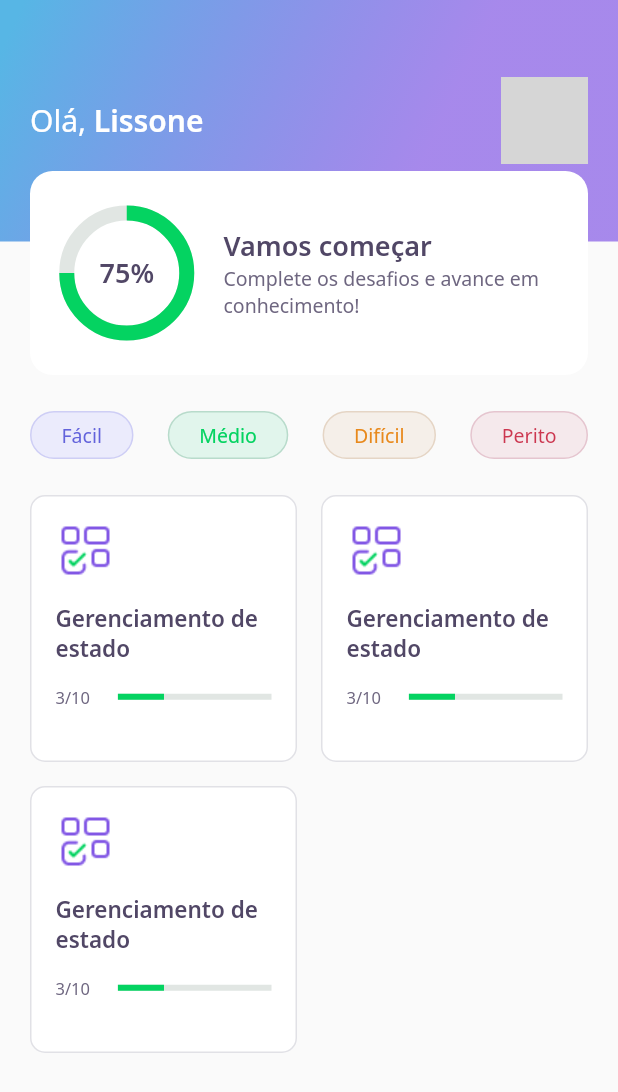
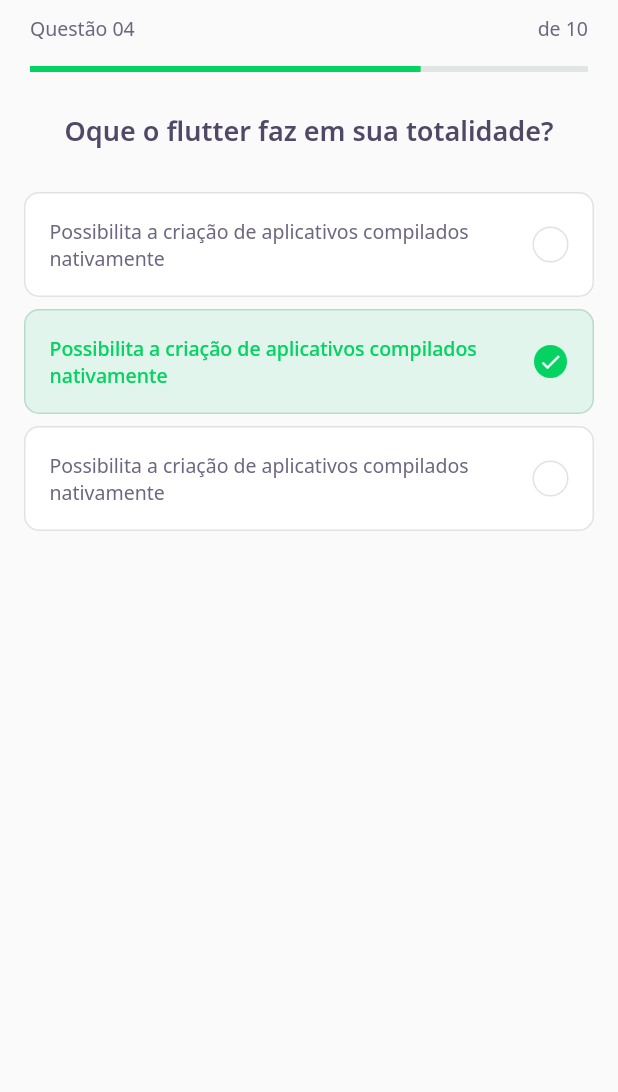
Before and after one commit to Lissone/devquiz, a Flutter app: the screen it shows after launch, on a phone screen of 412 x 824 dp. Shown: the top 1092 px of the screen. Run offline on Flutter 3.47's test engine with Material 2 defaults, Android fonts, the phone set to English and light mode, and no system bars; our stand-ins replace google_fonts; grey boxes are pictures that could not be loaded.

Commit message:
challenge page with awnsers

```diff
--- /dev/null
+++ b/lib/challenge/challenge_page.dart
@@ -0,0 +1,21 @@
+import 'package:DevQuiz/challenge/widgets/question_indicator/question_indicator_widget.dart';
+import 'package:DevQuiz/challenge/widgets/quiz/quiz_widget.dart';
+import 'package:flutter/material.dart';
+
+class ChallengePage extends StatefulWidget {
+  @override
+  _ChallengePageState createState() => _ChallengePageState();
+}
+
+class _ChallengePageState extends State<ChallengePage> {
+  @override
+  Widget build(BuildContext context) {
+    return Scaffold(
+      appBar: PreferredSize(
+        preferredSize: Size.fromHeight(60),
+        child: SafeArea(top: true, child: QuestionIndicatorWidget()),
+      ),
+      body: QuizWidget(title: "Oque o flutter faz em sua totalidade?"),
+    );
+  }
+}
--- /dev/null
+++ b/lib/challenge/widgets/awnser/awnser_widget.dart
@@ -0,0 +1,77 @@
+import 'package:DevQuiz/core/app_colors.dart';
+import 'package:DevQuiz/core/app_text_styles.dart';
+import 'package:flutter/material.dart';
+
+class AwnserWidget extends StatelessWidget {
+  final String title;
+  final bool isRight;
+  final bool isSelected;
+
+  const AwnserWidget(
+      {Key? key,
+      required this.title,
+      this.isRight = false,
+      this.isSelected = false})
+      : super(key: key);
+
+  Color get _selectedColorRight =>
+      isRight ? AppColors.darkGreen : AppColors.darkRed;
+
+  Color get _selectedBorderRight =>
+      isRight ? AppColors.lightGreen : AppColors.lightRed;
+
+  Color get _selectedColorCardRight =>
+      isRight ? AppColors.lightGreen : AppColors.lightRed;
+
+  Color get _selectedBorderCardRight =>
+      isRight ? AppColors.green : AppColors.red;
+
+  TextStyle get _selectedTextStyleRight =>
+      isRight ? AppTextStyles.bodyDarkGreen : AppTextStyles.bodyDarkRed;
+
+  IconData get _selectedIconRight => isRight ? Icons.check : Icons.close;
+
+  @override
+  Widget build(BuildContext context) {
+    return Padding(
+      padding: const EdgeInsets.symmetric(horizontal: 16, vertical: 4),
+      child: Container(
+        padding: EdgeInsets.all(16),
+        decoration: BoxDecoration(
+            color: isSelected ? _selectedColorCardRight : AppColors.white,
+            borderRadius: BorderRadius.circular(10),
+            border: Border.fromBorderSide(BorderSide(
+                color:
+                    isSelected ? _selectedBorderCardRight : AppColors.border))),
+        child: Row(
+          mainAxisAlignment: MainAxisAlignment.spaceBetween,
+          children: [
+            Expanded(
+                child: Text(title,
+                    style: isSelected
+                        ? _selectedTextStyleRight
+                        : AppTextStyles.body)),
+            Container(
+              width: 24,
+              height: 24,
+              decoration: BoxDecoration(
+                  color: isSelected ? _selectedColorRight : AppColors.white,
+                  borderRadius: BorderRadius.circular(500),
+                  border: Border.fromBorderSide(BorderSide(
+                      color: isSelected
+                          ? _selectedBorderRight
+                          : AppColors.border))),
+              child: isSelected
+                  ? Icon(
+                      _selectedIconRight,
+                      size: 16,
+                      color: Colors.white,
+                    )
+                  : null,
+            )
+          ],
+        ),
+      ),
+    );
+  }
+}
--- /dev/null
+++ b/lib/challenge/widgets/question_indicator/question_indicator_widget.dart
@@ -0,0 +1,25 @@
+import 'package:DevQuiz/core/app_text_styles.dart';
+import 'package:DevQuiz/shared/widgets/progress_indicator/progress_indicator_widget.dart';
+import 'package:flutter/material.dart';
+
+class QuestionIndicatorWidget extends StatelessWidget {
+  @override
+  Widget build(BuildContext context) {
+    return Container(
+      padding: const EdgeInsets.symmetric(horizontal: 20, vertical: 10),
+      child: Column(
+        children: [
+          Row(
+            mainAxisAlignment: MainAxisAlignment.spaceBetween,
+            children: [
+              Text("Questão 04", style: AppTextStyles.body),
+              Text("de 10", style: AppTextStyles.body)
+            ],
+          ),
+          SizedBox(height: 16),
+          ProgressIndicatorWidget(value: 0.7)
+        ],
+      ),
+    );
+  }
+}
--- /dev/null
+++ b/lib/challenge/widgets/quiz/quiz_widget.dart
@@ -0,0 +1,38 @@
+import 'package:DevQuiz/challenge/widgets/awnser/awnser_widget.dart';
+import 'package:DevQuiz/core/app_text_styles.dart';
+import 'package:flutter/material.dart';
+
+class QuizWidget extends StatelessWidget {
+  final String title;
+
+  const QuizWidget({Key? key, required this.title}) : super(key: key);
+
+  @override
+  Widget build(BuildContext context) {
+    return Container(
+      padding: EdgeInsets.symmetric(vertical: 15),
+      child: Column(
+        children: [
+          Text(
+            title,
+            style: AppTextStyles.heading,
+          ),
+          SizedBox(
+            height: 24,
+          ),
+          AwnserWidget(
+              title:
+                  "Possibilita a criação de aplicativos compilados nativamente"),
+          AwnserWidget(
+              isRight: true,
+              isSelected: true,
+              title:
+                  "Possibilita a criação de aplicativos compilados nativamente"),
+          AwnserWidget(
+              title:
+                  "Possibilita a criação de aplicativos compilados nativamente"),
+        ],
+      ),
+    );
+  }
+}
--- a/lib/core/app_widget.dart
+++ b/lib/core/app_widget.dart
@@ -1,3 +1,4 @@
+import 'package:DevQuiz/challenge/challenge_page.dart';
 import 'package:DevQuiz/home/home_page.dart';
 import 'package:DevQuiz/splash/splash_page.dart';
 import 'package:flutter/material.dart';
@@ -7,7 +8,7 @@ class AppWidget extends StatelessWidget {
   Widget build(BuildContext context) {
     return MaterialApp(
       title: "DevQuiz",
-      home: HomePage(),
+      home: ChallengePage(),
     );
   }
 }
--- a/lib/home/widgets/quiz_card/quiz_card_widget.dart
+++ b/lib/home/widgets/quiz_card/quiz_card_widget.dart
@@ -1,6 +1,7 @@
 import 'package:DevQuiz/core/app_colors.dart';
 import 'package:DevQuiz/core/app_images.dart';
 import 'package:DevQuiz/core/app_text_styles.dart';
+import 'package:DevQuiz/shared/widgets/progress_indicator/progress_indicator_widget.dart';
 import 'package:flutter/material.dart';
 
 class QuizCardWidget extends StatelessWidget {
@@ -33,11 +34,7 @@ class QuizCardWidget extends StatelessWidget {
               SizedBox(width: 16),
               Expanded(
                 flex: 4,
-                child: LinearProgressIndicator(
-                    value: 0.3,
-                    backgroundColor: AppColors.chartSecondary,
-                    valueColor:
-                        AlwaysStoppedAnimation<Color>(AppColors.chartPrimary)),
+                child: ProgressIndicatorWidget(value: 0.3)
               )
             ],
           )
--- /dev/null
+++ b/lib/shared/widgets/progress_indicator/progress_indicator_widget.dart
@@ -0,0 +1,17 @@
+import 'package:DevQuiz/core/app_colors.dart';
+import 'package:flutter/material.dart';
+
+class ProgressIndicatorWidget extends StatelessWidget {
+  final double value;
+
+  const ProgressIndicatorWidget({Key? key, required this.value})
+      : super(key: key);
+
+  @override
+  Widget build(BuildContext context) {
+    return LinearProgressIndicator(
+        value: value,
+        backgroundColor: AppColors.chartSecondary,
+        valueColor: AlwaysStoppedAnimation<Color>(AppColors.chartPrimary));
+  }
+}
```
